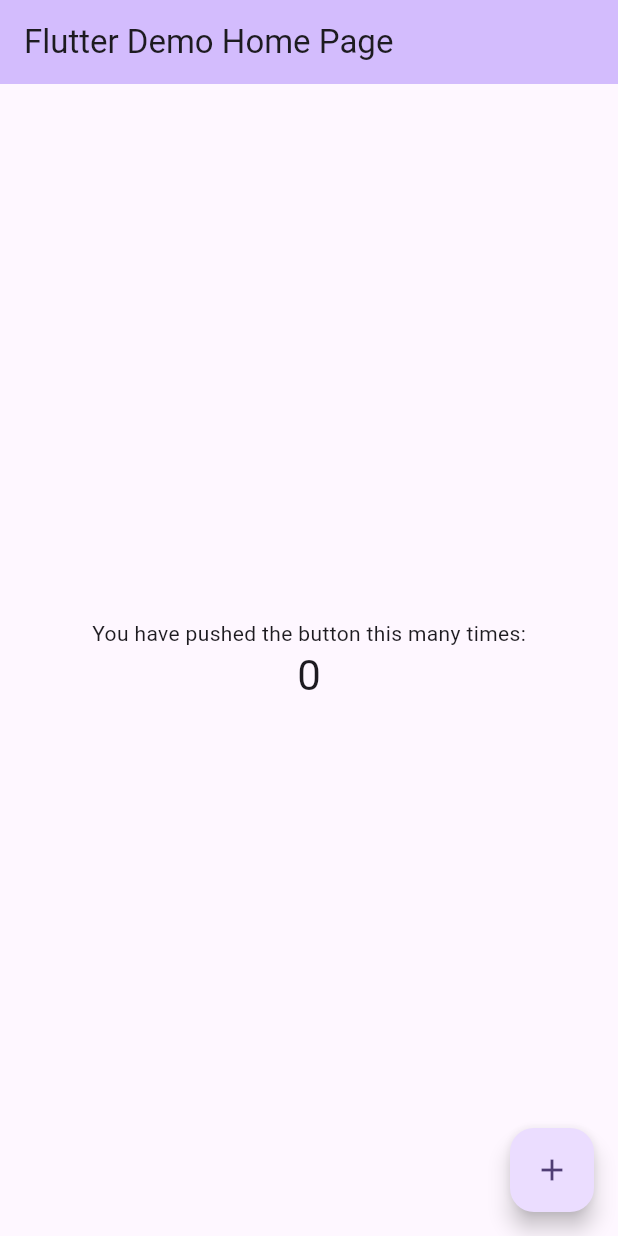
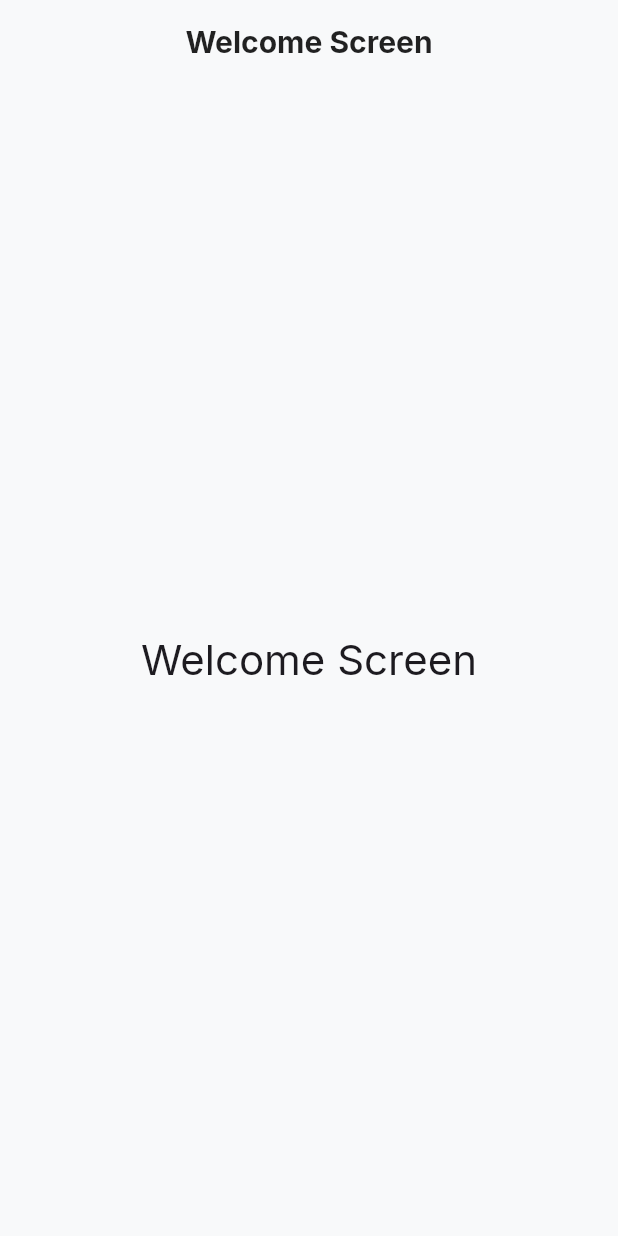
Before and after one commit to ElFahrezaSufi/tembak_tanya, a Flutter app: the screen it shows after launch, on a phone screen of 412 x 824 dp. Run offline on Flutter 3.47's test engine with Material 3 defaults, Android fonts, the phone set to English and light mode, and no system bars; our stand-ins replace go_router.

Commit message:
feat: setup routing, theme, state management, and dummy data

```diff
--- /dev/null
+++ b/lib/config/app_theme.dart
@@ -0,0 +1,80 @@
+import 'package:flutter/material.dart';
+
+class AppTheme {
+  // Warna Utama (diambil berdasarkan deskripsi "indigo")
+  static const Color primaryColor = Colors.indigo;
+
+  static ThemeData get lightTheme {
+    return ThemeData(
+      brightness: Brightness.light,
+      primarySwatch: Colors.indigo,
+      primaryColor: primaryColor,
+      fontFamily: 'Inter',
+      scaffoldBackgroundColor: const Color(0xFFF8F9FA),
+      appBarTheme: const AppBarTheme(
+        backgroundColor: Colors.transparent,
+        elevation: 0,
+        centerTitle: true,
+        iconTheme: IconThemeData(color: Colors.black87),
+        titleTextStyle: TextStyle(
+          color: Colors.black87,
+          fontFamily: 'Inter',
+          fontSize: 20,
+          fontWeight: FontWeight.w700,
+        ),
+      ),
+      elevatedButtonTheme: ElevatedButtonThemeData(
+        style: ElevatedButton.styleFrom(
+          backgroundColor: primaryColor,
+          foregroundColor: Colors.white,
+          shape: RoundedRectangleBorder(
+            borderRadius: BorderRadius.circular(12),
+          ),
+          padding: const EdgeInsets.symmetric(vertical: 16),
+          textStyle: const TextStyle(
+            fontFamily: 'Inter',
+            fontWeight: FontWeight.w700,
+            fontSize: 16,
+          ),
+        ),
+      ),
+    );
+  }
+
+  static ThemeData get darkTheme {
+    return ThemeData(
+      brightness: Brightness.dark,
+      primarySwatch: Colors.indigo,
+      primaryColor: primaryColor,
+      fontFamily: 'Inter',
+      scaffoldBackgroundColor: const Color(0xFF121212),
+      appBarTheme: const AppBarTheme(
+        backgroundColor: Colors.transparent,
+        elevation: 0,
+        centerTitle: true,
+        iconTheme: IconThemeData(color: Colors.white),
+        titleTextStyle: TextStyle(
+          color: Colors.white,
+          fontFamily: 'Inter',
+          fontSize: 20,
+          fontWeight: FontWeight.w700,
+        ),
+      ),
+      elevatedButtonTheme: ElevatedButtonThemeData(
+        style: ElevatedButton.styleFrom(
+          backgroundColor: primaryColor,
+          foregroundColor: Colors.white,
+          shape: RoundedRectangleBorder(
+            borderRadius: BorderRadius.circular(12),
+          ),
+          padding: const EdgeInsets.symmetric(vertical: 16),
+          textStyle: const TextStyle(
+            fontFamily: 'Inter',
+            fontWeight: FontWeight.w700,
+            fontSize: 16,
+          ),
+        ),
+      ),
+    );
+  }
+}
--- /dev/null
+++ b/lib/config/routes.dart
@@ -0,0 +1,40 @@
+import 'package:flutter/material.dart';
+import 'package:go_router/go_router.dart';
+// TODO: Nanti import screen-screen yang dibuat
+// import '../screens/welcome_screen.dart';
+// import '../screens/quiz_screen.dart';
+// import '../screens/result_screen.dart';
+
+class AppRouter {
+  static final router = GoRouter(
+    initialLocation: '/',
+    routes: [
+      GoRoute(
+        path: '/',
+        builder: (context, state) => const PlaceholderScreen(title: 'Welcome Screen'), // Ganti jadi WelcomeScreen
+      ),
+      GoRoute(
+        path: '/quiz',
+        builder: (context, state) => const PlaceholderScreen(title: 'Quiz Screen'), // Ganti jadi QuizScreen
+      ),
+      GoRoute(
+        path: '/result',
+        builder: (context, state) => const PlaceholderScreen(title: 'Result Screen'), // Ganti jadi ResultScreen
+      ),
+    ],
+  );
+}
+
+// Widget Placeholder sementara sebelum screen asli dibuat
+class PlaceholderScreen extends StatelessWidget {
+  final String title;
+  const PlaceholderScreen({super.key, required this.title});
+
+  @override
+  Widget build(BuildContext context) {
+    return Scaffold(
+      appBar: AppBar(title: Text(title)),
+      body: Center(child: Text(title, style: Theme.of(context).textTheme.headlineMedium)),
+    );
+  }
+}
--- a/lib/main.dart
+++ b/lib/main.dart
@@ -1,122 +1,33 @@
 import 'package:flutter/material.dart';
+import 'package:provider/provider.dart';
+import 'config/app_theme.dart';
+import 'config/routes.dart';
+
+import 'providers/quiz_provider.dart';
 
 void main() {
-  runApp(const MyApp());
+  runApp(
+    MultiProvider(
+      providers: [
+        ChangeNotifierProvider(create: (_) => QuizProvider()),
+      ],
+      child: const MyApp(),
+    ),
+  );
 }
 
 class MyApp extends StatelessWidget {
   const MyApp({super.key});
 
-  // This widget is the root of your application.
   @override
   Widget build(BuildContext context) {
-    return MaterialApp(
-      title: 'Flutter Demo',
-      theme: ThemeData(
-        // This is the theme of your application.
-        //
-        // TRY THIS: Try running your application with "flutter run". You'll see
-        // the application has a purple toolbar. Then, without quitting the app,
-        // try changing the seedColor in the colorScheme below to Colors.green
-        // and then invoke "hot reload" (save your changes or press the "hot
-        // reload" button in a Flutter-supported IDE, or press "r" if you used
-        // the command line to start the app).
-        //
-        // Notice that the counter didn't reset back to zero; the application
-        // state is not lost during the reload. To reset the state, use hot
-        // restart instead.
-        //
-        // This works for code too, not just values: Most code changes can be
-        // tested with just a hot reload.
-        colorScheme: .fromSeed(seedColor: Colors.deepPurple),
-      ),
-      home: const MyHomePage(title: 'Flutter Demo Home Page'),
+    return MaterialApp.router(
+      title: 'TembakTanya',
+      debugShowCheckedModeBanner: false,
+      themeMode: ThemeMode.system, // Otomatis mengikuti settingan HP user
+      theme: AppTheme.lightTheme,
+      darkTheme: AppTheme.darkTheme,
+      routerConfig: AppRouter.router,
     );
   }
 }
-
-class MyHomePage extends StatefulWidget {
-  const MyHomePage({super.key, required this.title});
-
-  // This widget is the home page of your application. It is stateful, meaning
-  // that it has a State object (defined below) that contains fields that affect
-  // how it looks.
-
-  // This class is the configuration for the state. It holds the values (in this
-  // case the title) provided by the parent (in this case the App widget) and
-  // used by the build method of the State. Fields in a Widget subclass are
-  // always marked "final".
-
-  final String title;
-
-  @override
-  State<MyHomePage> createState() => _MyHomePageState();
-}
-
-class _MyHomePageState extends State<MyHomePage> {
-  int _counter = 0;
-
-  void _incrementCounter() {
-    setState(() {
-      // This call to setState tells the Flutter framework that something has
-      // changed in this State, which causes it to rerun the build method below
-      // so that the display can reflect the updated values. If we changed
-      // _counter without calling setState(), then the build method would not be
-      // called again, and so nothing would appear to happen.
-      _counter++;
-    });
-  }
-
-  @override
-  Widget build(BuildContext context) {
-    // This method is rerun every time setState is called, for instance as done
-    // by the _incrementCounter method above.
-    //
-    // The Flutter framework has been optimized to make rerunning build methods
-    // fast, so that you can just rebuild anything that needs updating rather
-    // than having to individually change instances of widgets.
-    return Scaffold(
-      appBar: AppBar(
-        // TRY THIS: Try changing the color here to a specific color (to
-        // Colors.amber, perhaps?) and trigger a hot reload to see the AppBar
-        // change color while the other colors stay the same.
-        backgroundColor: Theme.of(context).colorScheme.inversePrimary,
-        // Here we take the value from the MyHomePage object that was created by
-        // the App.build method, and use it to set our appbar title.
-        title: Text(widget.title),
-      ),
-      body: Center(
-        // Center is a layout widget. It takes a single child and positions it
-        // in the middle of the parent.
-        child: Column(
-          // Column is also a layout widget. It takes a list of children and
-          // arranges them vertically. By default, it sizes itself to fit its
-          // children horizontally, and tries to be as tall as its parent.
-          //
-          // Column has various properties to control how it sizes itself and
-          // how it positions its children. Here we use mainAxisAlignment to
-          // center the children vertically; the main axis here is the vertical
-          // axis because Columns are vertical (the cross axis would be
-          // horizontal).
-          //
-          // TRY THIS: Invoke "debug painting" (choose the "Toggle Debug Paint"
-          // action in the IDE, or press "p" in the console), to see the
-          // wireframe for each widget.
-          mainAxisAlignment: .center,
-          children: [
-            const Text('You have pushed the button this many times:'),
-            Text(
-              '$_counter',
-              style: Theme.of(context).textTheme.headlineMedium,
-            ),
-          ],
-        ),
-      ),
-      floatingActionButton: FloatingActionButton(
-        onPressed: _incrementCounter,
-        tooltip: 'Increment',
-        child: const Icon(Icons.add),
-      ),
-    );
-  }
-}
```
Also changed, not shown: lib/data/dummy_questions.dart (added, +59 -0 lines), lib/models/question_model.dart (added, +13 -0 lines), lib/providers/quiz_provider.dart (added, +58 -0 lines).
